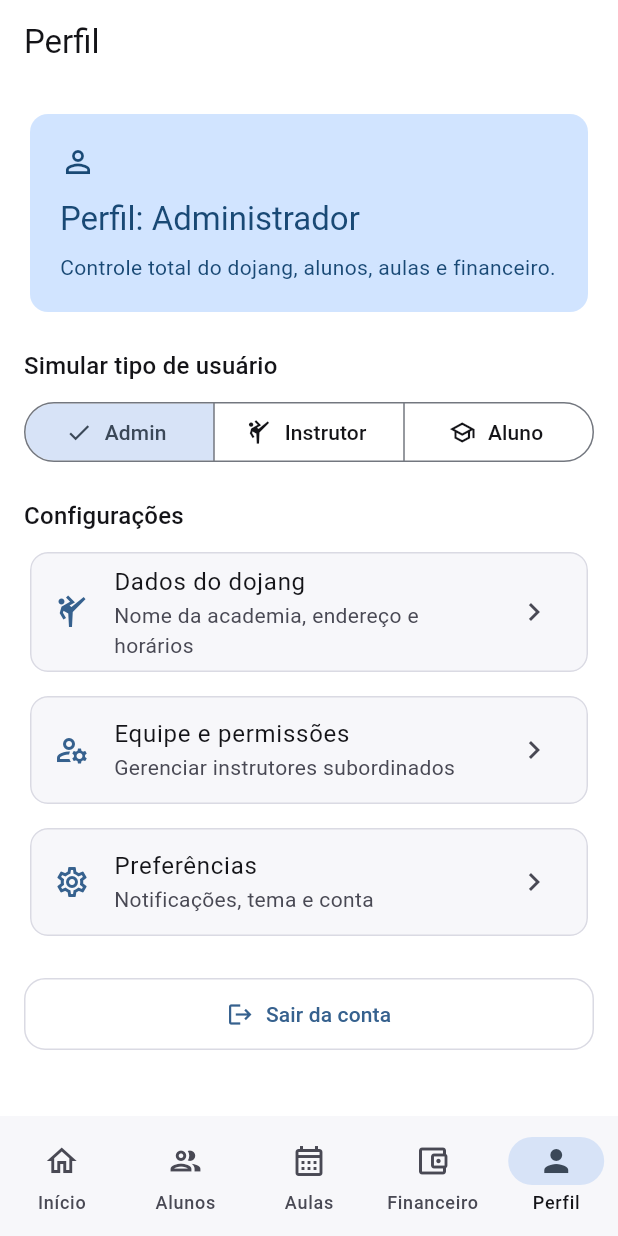
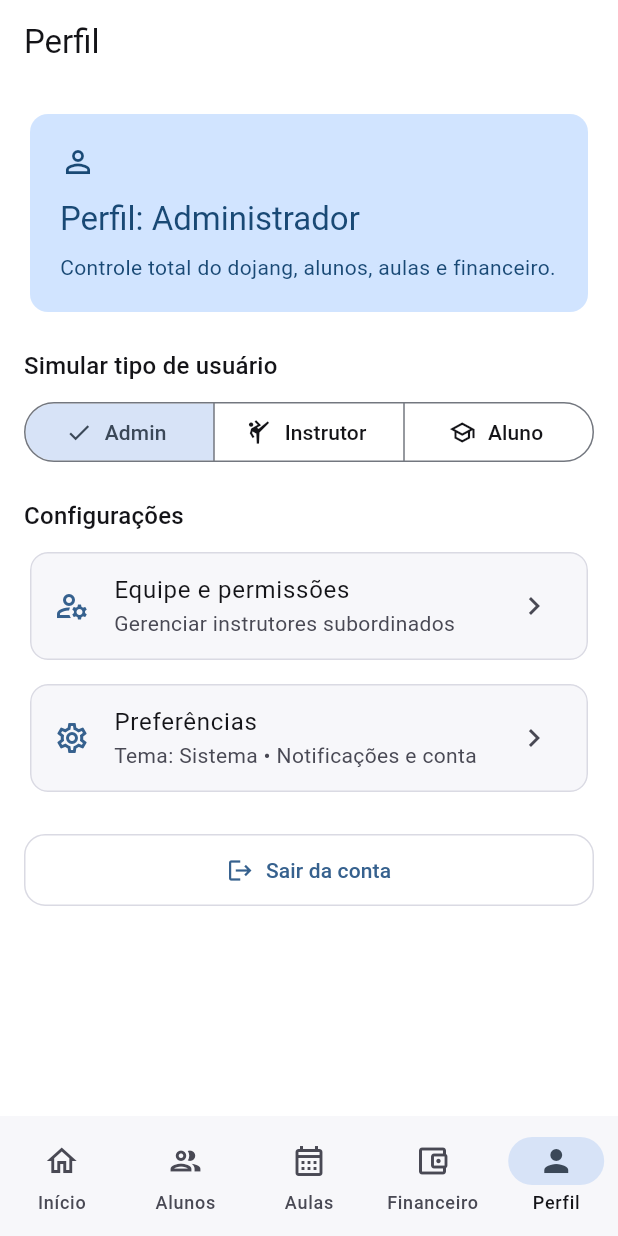
Before and after one commit to carlosxfelipe/meu-dojang, a Flutter app: the ProfileScreen screen opened by its route, on a phone screen of 412 x 824 dp. Run offline on Flutter 3.47's test engine with Material 3 defaults, Android fonts, the phone set to English and light mode, and no system bars; our stand-ins replace go_router, material_ui.

Commit message:
feat: add theme switcher and reusable segmented switcher widget

```diff
--- a/lib/screens/classes_screen.dart
+++ b/lib/screens/classes_screen.dart
@@ -43,7 +43,7 @@ class ClassesScreen extends StatelessWidget {
                 const AppListCard(
                   icon: Icons.schedule_outlined,
                   title: 'Horários e turmas',
-                  subtitle: 'Gerenciar turmas infantis, juvenis e adultos',
+                  subtitle: 'Gerenciar horários, locais e turmas',
                 ),
                 const AppListCard(
                   icon: Icons.fact_check_outlined,
--- a/lib/screens/home_screen.dart
+++ b/lib/screens/home_screen.dart
@@ -15,7 +15,7 @@ class HomeScreen extends StatelessWidget {
       subtitle: 'Colégio Integral • 10 alunos confirmados',
     ),
     (
-      time: '15:30',
+      time: '15:00',
       title: 'Turma Infantil (Tarde)',
       subtitle: 'Colégio Integral • 16 alunos confirmados',
     ),
@@ -25,12 +25,12 @@ class HomeScreen extends StatelessWidget {
       subtitle: 'Colégio Integral • 14 alunos confirmados',
     ),
     (
-      time: '19:15',
+      time: '19:00',
       title: 'Juvenil e Adulto',
       subtitle: 'Inside Park • 22 alunos confirmados',
     ),
     (
-      time: '20:30',
+      time: '20:00',
       title: 'Treino de Matsogi (Luta)',
       subtitle: 'Inside Park • 12 alunos confirmados',
     ),
--- a/lib/screens/profile_screen.dart
+++ b/lib/screens/profile_screen.dart
@@ -1,6 +1,7 @@
 import 'package:material_ui/material_ui.dart';
 
 import '../router/auth_session.dart';
+import '../theme/app_theme.dart';
 import '../widgets/widgets.dart';
 
 class ProfileScreen extends StatelessWidget {
@@ -35,23 +36,38 @@ class ProfileScreen extends StatelessWidget {
               RoleGate(
                 allowedRoles: const {UserRole.admin},
                 child: const AppListCard(
-                  icon: Icons.sports_martial_arts_outlined,
-                  title: 'Dados do dojang',
-                  subtitle: 'Nome da academia, endereço e horários',
-                ),
-              ),
-              RoleGate(
-                allowedRoles: const {UserRole.admin},
-                child: const AppListCard(
                   icon: Icons.manage_accounts_outlined,
                   title: 'Equipe e permissões',
                   subtitle: 'Gerenciar instrutores subordinados',
                 ),
               ),
-              const AppListCard(
-                icon: Icons.settings_outlined,
-                title: 'Preferências',
-                subtitle: 'Notificações, tema e conta',
+              ValueListenableBuilder<ThemeMode>(
+                valueListenable: themeModeNotifier,
+                builder: (context, mode, _) {
+                  return AppListCard(
+                    icon: Icons.settings_outlined,
+                    title: 'Preferências',
+                    subtitle: 'Tema: ${mode.label} • Notificações e conta',
+                    onTap: () {
+                      showAppBottomSheet<void>(
+                        context: context,
+                        title: 'Preferências',
+                        child: Column(
+                          crossAxisAlignment: CrossAxisAlignment.stretch,
+                          mainAxisSize: MainAxisSize.min,
+                          children: [
+                            Text(
+                              'Tema do aplicativo',
+                              style: textTheme.titleMedium,
+                            ),
+                            const SizedBox(height: 12),
+                            const ThemeSwitcher(),
+                          ],
+                        ),
+                      );
+                    },
+                  );
+                },
               ),
               const SizedBox(height: 16),
               AppButton(
--- a/lib/theme/app_theme.dart
+++ b/lib/theme/app_theme.dart
@@ -1,4 +1,16 @@
 import 'package:material_ui/material_ui.dart';
+
+final ValueNotifier<ThemeMode> themeModeNotifier = ValueNotifier<ThemeMode>(
+  ThemeMode.system,
+);
+
+extension ThemeModeLabel on ThemeMode {
+  String get label => switch (this) {
+    ThemeMode.light => 'Claro',
+    ThemeMode.dark => 'Escuro',
+    ThemeMode.system => 'Sistema',
+  };
+}
 
 abstract final class AppTheme {
   static const Color seedColor = Colors.blue;
--- /dev/null
+++ b/lib/widgets/app_segmented_switcher.dart
@@ -0,0 +1,42 @@
+import 'package:material_ui/material_ui.dart';
+
+class SegmentedSwitcherOption<T> {
+  const SegmentedSwitcherOption({
+    required this.value,
+    required this.label,
+    required this.icon,
+  });
+
+  final T value;
+  final String label;
+  final IconData icon;
+}
+
+class AppSegmentedSwitcher<T> extends StatelessWidget {
+  const AppSegmentedSwitcher({
+    super.key,
+    required this.options,
+    required this.selected,
+    required this.onChanged,
+  });
+
+  final List<SegmentedSwitcherOption<T>> options;
+  final T selected;
+  final ValueChanged<T> onChanged;
+
+  @override
+  Widget build(BuildContext context) {
+    return SegmentedButton<T>(
+      segments: [
+        for (final option in options)
+          ButtonSegment<T>(
+            value: option.value,
+            label: Text(option.label),
+            icon: Icon(option.icon),
+          ),
+      ],
+      selected: {selected},
+      onSelectionChanged: (selection) => onChanged(selection.first),
+    );
+  }
+}
--- a/lib/widgets/role_switcher.dart
+++ b/lib/widgets/role_switcher.dart
@@ -2,6 +2,7 @@ import 'package:material_ui/material_ui.dart';
 
 import '../router/auth_session.dart';
 import '../router/user_role.dart';
+import 'app_segmented_switcher.dart';
 
 class RoleSwitcher extends StatelessWidget {
   const RoleSwitcher({super.key, this.selectedRole, this.onChanged});
@@ -9,46 +10,41 @@ class RoleSwitcher extends StatelessWidget {
   final UserRole? selectedRole;
   final ValueChanged<UserRole>? onChanged;
 
+  static const _options = [
+    SegmentedSwitcherOption(
+      value: UserRole.admin,
+      label: 'Admin',
+      icon: Icons.admin_panel_settings_outlined,
+    ),
+    SegmentedSwitcherOption(
+      value: UserRole.instructor,
+      label: 'Instrutor',
+      icon: Icons.sports_martial_arts_outlined,
+    ),
+    SegmentedSwitcherOption(
+      value: UserRole.student,
+      label: 'Aluno',
+      icon: Icons.school_outlined,
+    ),
+  ];
+
   @override
   Widget build(BuildContext context) {
     if (selectedRole != null) {
-      return _buildSegmentedButton(selectedRole!);
+      return _buildSwitcher(selectedRole!);
     }
 
     return ListenableBuilder(
       listenable: authSession,
-      builder: (context, _) => _buildSegmentedButton(authSession.role),
+      builder: (context, _) => _buildSwitcher(authSession.role),
     );
   }
 
-  Widget _buildSegmentedButton(UserRole currentRole) {
-    return SegmentedButton<UserRole>(
-      segments: const [
-        ButtonSegment(
-          value: UserRole.admin,
-          label: Text('Admin'),
-          icon: Icon(Icons.admin_panel_settings_outlined),
-        ),
-        ButtonSegment(
-          value: UserRole.instructor,
-          label: Text('Instrutor'),
-          icon: Icon(Icons.sports_martial_arts_outlined),
-        ),
-        ButtonSegment(
-          value: UserRole.student,
-          label: Text('Aluno'),
-          icon: Icon(Icons.school_outlined),
-        ),
-      ],
-      selected: {currentRole},
-      onSelectionChanged: (selection) {
-        final nextRole = selection.first;
-        if (onChanged != null) {
-          onChanged!(nextRole);
-        } else {
-          authSession.setRole(nextRole);
-        }
-      },
+  Widget _buildSwitcher(UserRole currentRole) {
+    return AppSegmentedSwitcher<UserRole>(
+      options: _options,
+      selected: currentRole,
+      onChanged: onChanged ?? authSession.setRole,
     );
   }
 }
--- a/lib/widgets/widgets.dart
+++ b/lib/widgets/widgets.dart
@@ -6,6 +6,8 @@ export 'app_empty_state.dart';
 export 'app_header.dart';
 export 'app_list_card.dart';
 export 'app_search_header.dart';
+export 'app_segmented_switcher.dart';
 export 'app_text_field.dart';
 export 'role_builder.dart';
 export 'role_switcher.dart';
+export 'theme_switcher.dart';
```
Also changed, not shown: lib/main.dart (+6 -1 lines), lib/widgets/theme_switcher.dart (added, +49 -0 lines).
